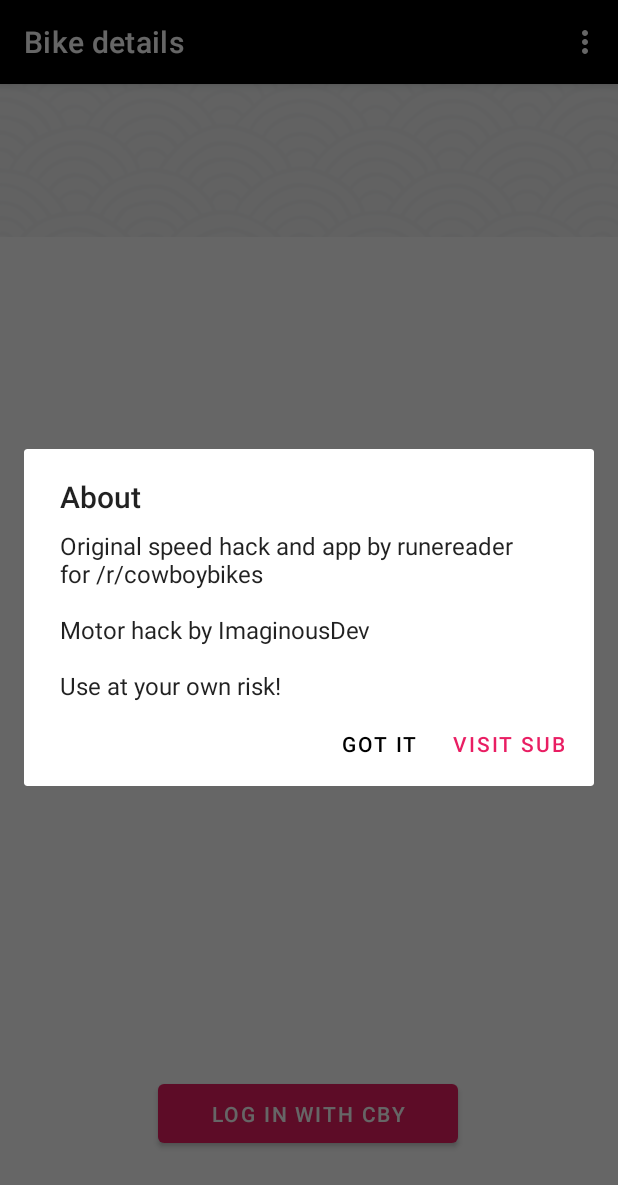
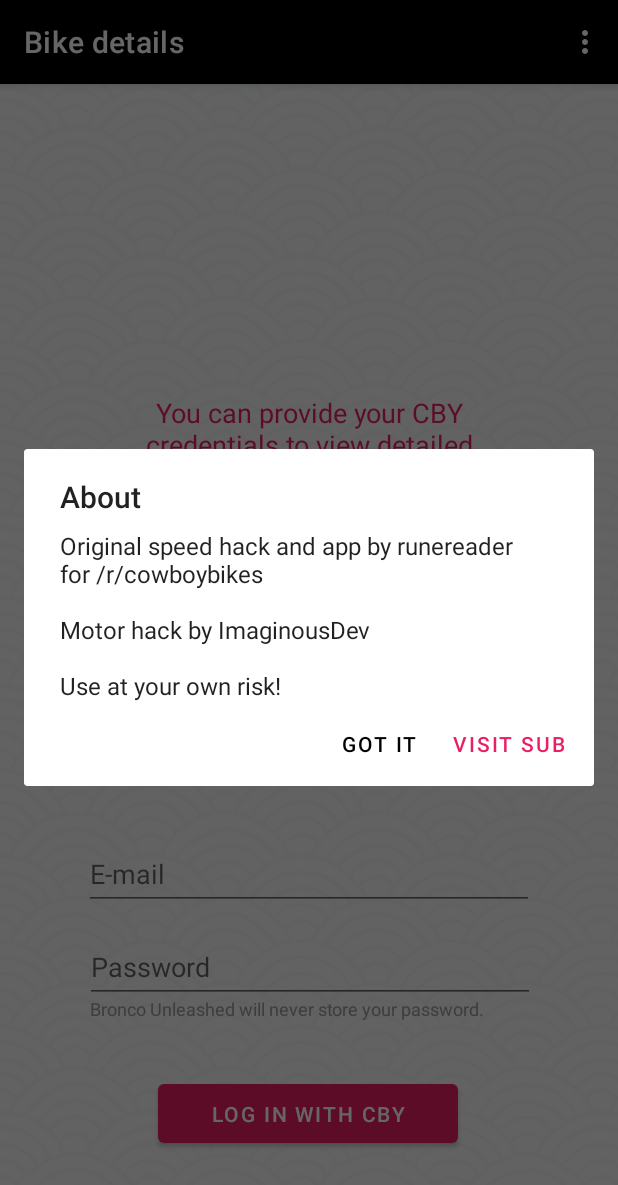
Before and after one commit to runerune/BroncoUnleashed, an Android app: the User screen opened through its navigation route, in the options menu, after a tap on "About app", on a phone screen of 412 x 824 dp. Shown: the top 1185 px of the screen. Run offline under Robolectric (Android 15) with nearby library versions, the phone set to English and light mode, and no system bars.

Commit message:
Add loading placeholder and password disclaimer

```diff
--- a/app/src/main/java/bike/hackboy/bronco/User.java
+++ b/app/src/main/java/bike/hackboy/bronco/User.java
@@ -36,6 +36,8 @@ public class User extends Fragment {
 	protected SharedPreferences sharedPref = null;
 
 	protected boolean loggedIn = false;
+	protected boolean loading = true;
+
 	protected CbyBikeResponseBean bike;
 
 	protected String uid;
@@ -110,8 +112,9 @@ public class User extends Fragment {
 		uid = sharedPref.getString("uid", null);
 
 		loggedIn = uid != null && clientId != null && token != null && bikeId > 0;
+		if(!loggedIn) loading = false;
 
-		setupUi(loggedIn);
+		setupUi(loggedIn, loading);
 		if(loggedIn) getBike();
 	}
 
@@ -125,6 +128,9 @@ public class User extends Fragment {
 		EditText passwordField = requireView().findViewById(R.id.password);
 		String username = usernameField.getText().toString();
 		String password = passwordField.getText().toString();
+
+		loading = true;
+		setupUi(loggedIn, true);
 
 		Client client = new Client(new Client.OnDoneCallback() {
 			@Override
@@ -184,6 +190,9 @@ public class User extends Fragment {
 	}
 
 	public void getBike() {
+		loading = true;
+		setupUi(loggedIn, true);
+
 		Client client = new Client(new Client.OnDoneCallback() {
 			@Override
 			public void onResponse(Response response) {
@@ -229,7 +238,10 @@ public class User extends Fragment {
 						}
 
 						requireActivity().runOnUiThread(() -> {
+							loading = false;
+
 							storeBike(bike);
+							setupUi(loggedIn, loading);
 						});
 					} else {
 						throw new IllegalStateException("could not retrieve bike");
@@ -252,9 +264,18 @@ public class User extends Fragment {
 		client.getBike(uid, clientId, token, bikeId);
 	}
 
-	protected void setupUi(boolean loggedIn) {
+	protected void setupUi(boolean loggedIn, boolean loading) {
 		View view = requireView();
 
+		if(loading) {
+			view.findViewById(R.id.loading).setVisibility(View.VISIBLE);
+			view.findViewById(R.id.logged_out).setVisibility(View.INVISIBLE);
+			view.findViewById(R.id.logged_in).setVisibility(View.INVISIBLE);
+
+			return;
+		}
+
+		view.findViewById(R.id.loading).setVisibility(View.INVISIBLE);
 		view.findViewById(R.id.logged_out).setVisibility(loggedIn ? View.INVISIBLE: View.VISIBLE);
 		view.findViewById(R.id.logged_in).setVisibility(loggedIn ? View.VISIBLE: View.INVISIBLE);
 	}
--- a/app/src/main/res/layout/user.xml
+++ b/app/src/main/res/layout/user.xml
@@ -6,6 +6,28 @@
     android:layout_width="match_parent"
     android:layout_height="match_parent"
     tools:context=".User">
+
+    <ProgressBar
+        android:id="@+id/reading_from_api_progress"
+        style="?android:attr/progressBarStyle"
+        android:layout_width="80dp"
+        android:layout_height="80dp"
+        app:layout_constraintBottom_toTopOf="@+id/reading_from_api_text"
+        app:layout_constraintEnd_toEndOf="parent"
+        app:layout_constraintStart_toStartOf="parent" />
+
+    <TextView
+        android:id="@+id/reading_from_api_text"
+        android:layout_width="260dp"
+        android:layout_height="74dp"
+        android:layout_marginTop="280dp"
+        android:gravity="center"
+        android:text="@string/reading_from_bike"
+        android:textColor="@color/pink"
+        android:textSize="18sp"
+        app:layout_constraintEnd_toEndOf="parent"
+        app:layout_constraintStart_toStartOf="parent"
+        app:layout_constraintTop_toTopOf="parent" />
 
     <TextView
         android:id="@+id/login_text"
@@ -47,25 +69,50 @@
         tools:layout_conversion_absoluteHeight="51dp"
         tools:layout_conversion_absoluteWidth="200dp" />
 
+    <TextView
+        android:id="@+id/bike_name"
+        android:layout_width="300dp"
+        android:layout_height="wrap_content"
+        android:layout_marginTop="24dp"
+        android:textAlignment="center"
+        android:textColor="@color/pink"
+        android:textSize="40sp"
+        app:layout_constraintEnd_toEndOf="parent"
+        app:layout_constraintHorizontal_bias="0.495"
+        app:layout_constraintStart_toStartOf="parent"
+        app:layout_constraintTop_toTopOf="parent" />
+
+    <androidx.recyclerview.widget.RecyclerView
+        android:id="@+id/items_list"
+        android:layout_width="0dp"
+        android:layout_height="0dp"
+        android:layout_marginTop="24dp"
+        android:background="@color/white"
+        app:layout_constraintBottom_toBottomOf="parent"
+        app:layout_constraintEnd_toEndOf="parent"
+        app:layout_constraintHorizontal_bias="0.0"
+        app:layout_constraintStart_toStartOf="parent"
+        app:layout_constraintTop_toBottomOf="@+id/bike_name" />
+
     <androidx.constraintlayout.widget.Group
         android:id="@+id/logged_out"
         android:layout_width="wrap_content"
         android:layout_height="wrap_content"
-        android:visibility="gone"
-        app:constraint_referenced_ids="button_log_in,login_text,login_layout" />
+        android:visibility="visible"
+        app:constraint_referenced_ids="button_log_in,login_text,login_layout,password_disclaimer" />
 
     <androidx.constraintlayout.widget.Group
         android:id="@+id/logged_in"
         android:layout_width="wrap_content"
         android:layout_height="wrap_content"
         android:visibility="invisible"
-        app:constraint_referenced_ids="button_log_out" />
+        app:constraint_referenced_ids="button_log_out,bike_name,items_list" />
 
     <androidx.constraintlayout.widget.ConstraintLayout
         android:id="@+id/login_layout"
         android:layout_width="0dp"
         android:layout_height="148dp"
-        android:layout_marginBottom="24dp"
+        android:layout_marginBottom="32dp"
         app:layout_constraintBottom_toTopOf="@+id/button_log_in"
         app:layout_constraintEnd_toEndOf="parent"
         app:layout_constraintStart_toStartOf="parent">
@@ -103,29 +150,24 @@
 
     </androidx.constraintlayout.widget.ConstraintLayout>
 
+    <androidx.constraintlayout.widget.Group
+        android:id="@+id/loading"
+        android:layout_width="wrap_content"
+        android:layout_height="wrap_content"
+        android:visibility="invisible"
+        app:constraint_referenced_ids="reading_from_api_text,reading_from_api_progress" />
+
     <TextView
-        android:id="@+id/bike_name"
+        android:id="@+id/password_disclaimer"
         android:layout_width="300dp"
         android:layout_height="wrap_content"
-        android:layout_marginTop="24dp"
-        android:textAlignment="center"
-        android:textColor="@color/pink"
-        android:textSize="40sp"
+        android:layout_marginBottom="4dp"
+        android:paddingStart="4dp"
+        android:text="@string/your_password_is_never_stored"
+        android:textColor="@color/gray_400"
+        android:textSize="12sp"
+        app:layout_constraintBottom_toBottomOf="@+id/login_layout"
         app:layout_constraintEnd_toEndOf="parent"
-        app:layout_constraintHorizontal_bias="0.495"
-        app:layout_constraintStart_toStartOf="parent"
-        app:layout_constraintTop_toTopOf="parent" />
-
-    <androidx.recyclerview.widget.RecyclerView
-        android:id="@+id/items_list"
-        android:layout_width="0dp"
-        android:layout_height="0dp"
-        android:layout_marginTop="24dp"
-        android:background="@color/white"
-        app:layout_constraintBottom_toBottomOf="parent"
-        app:layout_constraintEnd_toEndOf="parent"
-        app:layout_constraintHorizontal_bias="0.0"
-        app:layout_constraintStart_toStartOf="parent"
-        app:layout_constraintTop_toBottomOf="@+id/bike_name" />
+        app:layout_constraintStart_toStartOf="parent" />
 
 </androidx.constraintlayout.widget.ConstraintLayout>
--- a/app/src/main/res/values/colors.xml
+++ b/app/src/main/res/values/colors.xml
@@ -5,4 +5,5 @@
     <color name="pink">#E91E63</color>
     <color name="red">#FF0000</color>
     <color name="gray_600">#FF757575</color>
+    <color name="gray_400">#FF999999</color>
 </resources>
--- a/app/src/main/res/values/strings.xml
+++ b/app/src/main/res/values/strings.xml
@@ -70,4 +70,5 @@
     <string name="co2_saved">CO2 saved</string>
     <string name="latitude">Latitude</string>
     <string name="longitude">Longitude</string>
+    <string name="your_password_is_never_stored">Bronco Unleashed will never store your password.</string>
 </resources>
```
